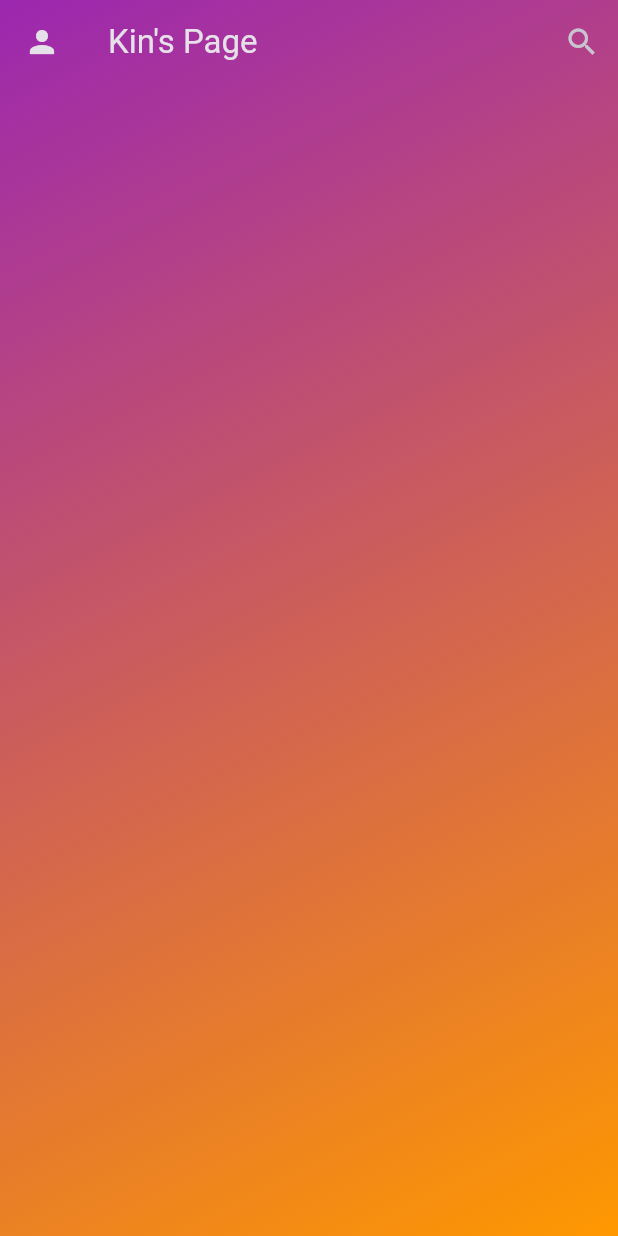
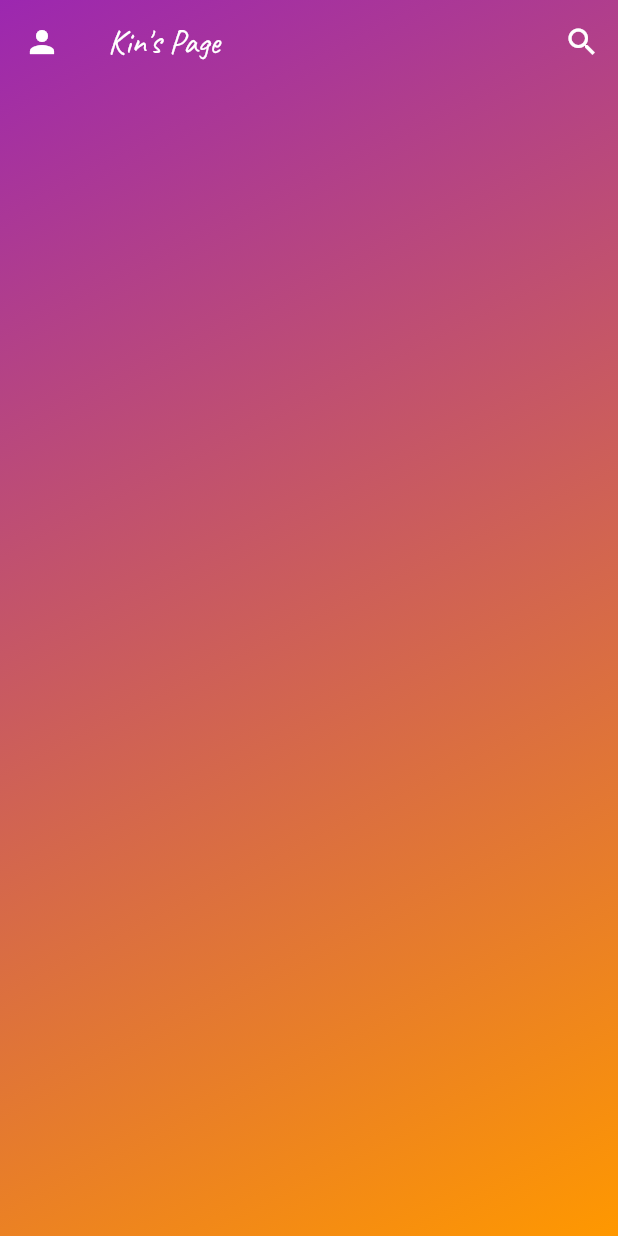
Before and after one commit to jinyongnan810/mymemo-with-flutterfire, a Flutter app: the screen it shows after launch, on a phone screen of 412 x 824 dp. Run offline on Flutter 3.47's test engine with Material 3 defaults, Android fonts, the phone set to English and light mode, and no system bars; our stand-ins replace cloud_firestore, cross_file, dotted_border, file_picker, firebase_auth, firebase_core and 8 more; missing offline and left inert: dart:html, desktop_drop, markdown; accounts and stored records are empty; generated files the repository leaves out were written again; statements that could not run were skipped.

Commit message:
update styles

```diff
--- a/lib/components/code_builder.dart
+++ b/lib/components/code_builder.dart
@@ -41,10 +41,10 @@ class CodeBuilder extends MarkdownElementBuilder {
             theme: oceanTheme,
 
             // Specify padding
-            padding: const EdgeInsets.all(8),
+            padding: const EdgeInsets.symmetric(vertical: 4, horizontal: 8),
 
             // Specify text style
-            textStyle: GoogleFonts.robotoMono(),
+            textStyle: GoogleFonts.caveat().copyWith(fontSize: 20),
           ),
         ),
       ),
--- a/lib/components/header_builder.dart
+++ b/lib/components/header_builder.dart
@@ -4,6 +4,8 @@ import 'package:flutter_markdown/flutter_markdown.dart';
 import 'package:markdown/markdown.dart' as md;
 
 class CenteredHeaderBuilder extends MarkdownElementBuilder {
+  CenteredHeaderBuilder({this.larger = false});
+  final bool larger;
   @override
   // ignore: long-method
   Widget visitText(md.Text text, TextStyle? preferredStyle) {
@@ -22,7 +24,7 @@ class CenteredHeaderBuilder extends MarkdownElementBuilder {
             padding: const EdgeInsets.symmetric(horizontal: 10),
             child: SelectableText(
               text.text,
-              style: preferredStyle,
+              style: preferredStyle?.copyWith(fontSize: larger ? 40 : 24),
             ),
           ),
           const Expanded(
--- a/lib/components/memo_rendered.dart
+++ b/lib/components/memo_rendered.dart
@@ -23,7 +23,7 @@ class MemoRendered extends StatelessWidget {
           Theme.of(context).copyWith(
             cardColor: Colors.transparent,
             textTheme: Theme.of(context).textTheme.copyWith(
-                  bodyMedium: const TextStyle(fontSize: 16),
+                  bodyMedium: const TextStyle(fontSize: 20),
                 ),
           ),
         ),
@@ -49,7 +49,7 @@ class MemoRendered extends StatelessWidget {
         selectable: true,
         builders: {
           'code': CodeBuilder(),
-          'h1': CenteredHeaderBuilder(),
+          'h1': CenteredHeaderBuilder(larger: true),
           'h2': CenteredHeaderBuilder(),
         },
         imageBuilder: (uri, title, alt) {
--- a/lib/l10n/app_ja.arb
+++ b/lib/l10n/app_ja.arb
@@ -1,8 +1,8 @@
 {
     "@@locale": "ja",
-    "appTitle": "きんのぺーじ",
-    "loginHint": "ろぐいん",
-    "logoutHint": "ろぐあうと",
+    "appTitle": "Kinn's Page",
+    "loginHint": "ログイン",
+    "logoutHint": "ログアウト",
     "loggedInHint": "{email}でログインしています。",
     "@loggedInHint": {
         "placeholders": {
--- a/lib/main.dart
+++ b/lib/main.dart
@@ -8,6 +8,7 @@ import 'package:flutter/material.dart';
 import 'package:flutter_gen/gen_l10n/app_localizations.dart';
 import 'package:flutter_localizations/flutter_localizations.dart';
 import 'package:go_router/go_router.dart';
+import 'package:google_fonts/google_fonts.dart';
 import 'package:hooks_riverpod/hooks_riverpod.dart';
 import 'package:mymemo_with_flutterfire/components/loading/loading_screen.dart';
 import 'package:mymemo_with_flutterfire/firebase_options.dart';
@@ -66,7 +67,13 @@ class MyApp extends StatelessWidget {
       // title: K.of(context)!.appTitle,
       onGenerateTitle: (ctx) => K.of(ctx)!.appTitle,
       scaffoldMessengerKey: scaffoldMessengerKey,
-      theme: ThemeData.dark(),
+      theme: ThemeData(
+        colorScheme: const ColorScheme.dark(),
+        textTheme: GoogleFonts.caveatTextTheme().apply(
+          bodyColor: Colors.white,
+          displayColor: Colors.white,
+        ),
+      ),
       routerConfig: _router,
       debugShowCheckedModeBanner: false,
       // after changing to .router, need change navigatorKey to scaffoldMessengerKey
```
